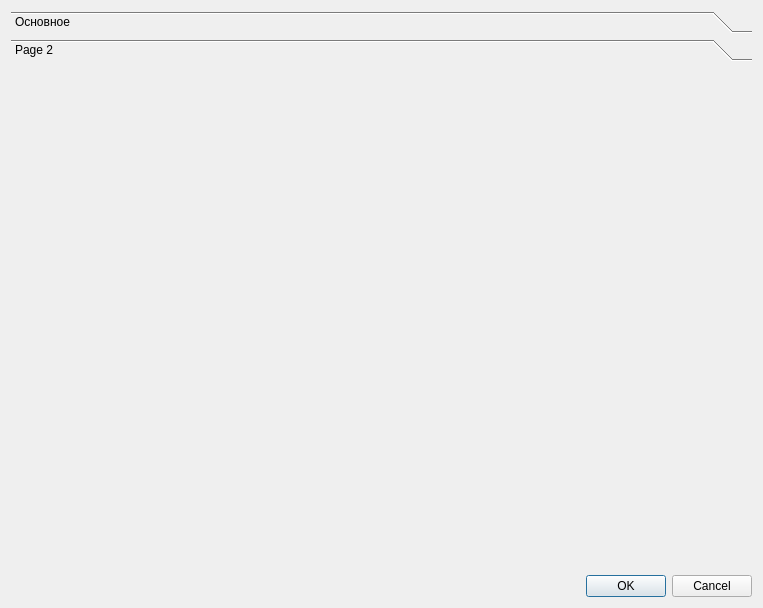
Before: the Qt Designer form ui/settings.ui in Llerr/FontCreator, drawn with Qt 5.
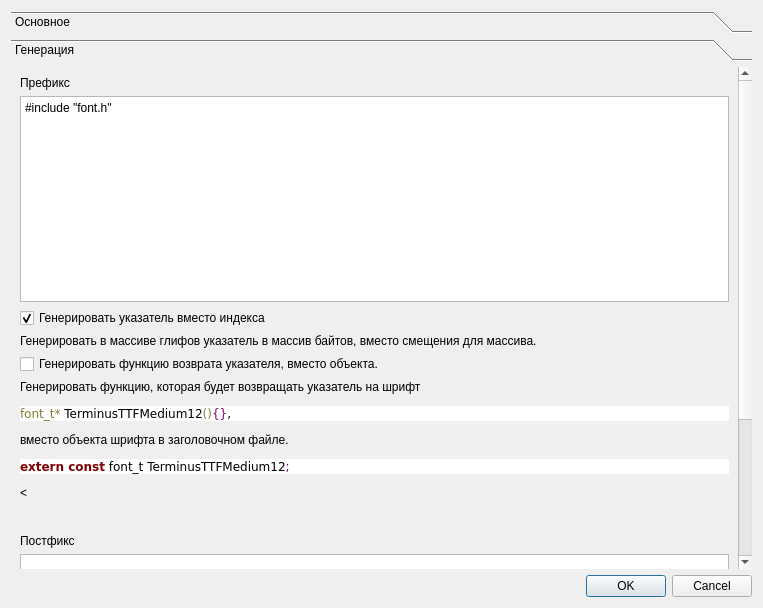
After: the same form once the commit is applied. The open tabs and pages were chosen to show the change. Icons and pictures are not drawn.

Commit message: Добавление настроек в Settings

```diff
--- a/ui/settings.ui
+++ b/ui/settings.ui
@@ -117,14 +117,95 @@
       <property name="geometry">
        <rect>
         <x>0</x>
-        <y>0</y>
-        <width>745</width>
-        <height>497</height>
+        <y>-213</y>
+        <width>731</width>
+        <height>710</height>
        </rect>
       </property>
+      <property name="sizePolicy">
+       <sizepolicy hsizetype="Preferred" vsizetype="MinimumExpanding">
+        <horstretch>0</horstretch>
+        <verstretch>0</verstretch>
+       </sizepolicy>
+      </property>
       <attribute name="label">
-       <string>Page 2</string>
+       <string>Генерация</string>
       </attribute>
+      <layout class="QGridLayout" name="gridLayout_3">
+       <item row="8" column="0">
+        <widget class="QLabel" name="label_7">
+         <property name="text">
+          <string>&lt;html&gt;&lt;head/&gt;&lt;body&gt;&lt;p&gt;Генерировать функцию, которая будет возвращать указатель на шрифт&lt;/p&gt;&lt;pre style=&quot; margin-top:12px; margin-bottom:12px; margin-left:0px; margin-right:0px; -qt-block-indent:0; text-indent:0px; background-color:#ffffff;&quot;&gt;&lt;span style=&quot; font-family:'monospace'; color:#808030;&quot;&gt;font_t*&lt;/span&gt;&lt;span style=&quot; font-family:'monospace'; color:#000000;&quot;&gt; TerminusTTFMedium12&lt;/span&gt;&lt;span style=&quot; font-family:'monospace'; color:#808030;&quot;&gt;()&lt;/span&gt;&lt;span style=&quot; font-family:'monospace'; color:#800080;&quot;&gt;{}&lt;/span&gt;&lt;span style=&quot; font-family:'monospace'; color:#000000;&quot;&gt;,&lt;/span&gt;&lt;/pre&gt;&lt;p&gt;вместо объекта шрифта в заголовочном файле.&lt;/p&gt;&lt;pre style=&quot; margin-top:12px; margin-bottom:12px; margin-left:0px; margin-right:0px; -qt-block-indent:0; text-indent:0px; background-color:#ffffff;&quot;&gt;&lt;span style=&quot; font-family:'monospace'; font-weight:600; color:#800000;&quot;&gt;extern const&lt;/span&gt;&lt;span style=&quot; font-family:'monospace'; color:#000000;&quot;&gt; font_t TerminusTTFMedium12&lt;/span&gt;&lt;span style=&quot; font-family:'monospace'; color:#800080;&quot;&gt;;&lt;/span&gt;&lt;/pre&gt;&lt;&lt;br/&gt;&lt;p/&gt;&lt;/body&gt;&lt;/html&gt;</string>
+         </property>
+         <property name="wordWrap">
+          <bool>true</bool>
+         </property>
+        </widget>
+       </item>
+       <item row="2" column="0">
+        <widget class="QCheckBox" name="chkPointer">
+         <property name="text">
+          <string>Генерировать указатель вместо индекса</string>
+         </property>
+         <property name="checkable">
+          <bool>true</bool>
+         </property>
+         <property name="checked">
+          <bool>true</bool>
+         </property>
+        </widget>
+       </item>
+       <item row="7" column="0">
+        <widget class="QCheckBox" name="chkGenFunc">
+         <property name="toolTip">
+          <string>&lt;html&gt;&lt;head/&gt;&lt;body&gt;&lt;p&gt;Генерировать функцию, которая будет возвращать указатель на шрифт&lt;/p&gt;&lt;pre style=&quot; margin-top:12px; margin-bottom:12px; margin-left:0px; margin-right:0px; -qt-block-indent:0; text-indent:0px; &quot;&gt;&lt;span style=&quot; font-family:'monospace'; color:#808030;&quot;&gt;font_t*&lt;/span&gt;&lt;span style=&quot; font-family:'monospace'; color:#000000;&quot;&gt; TerminusTTFMedium12&lt;/span&gt;&lt;span style=&quot; font-family:'monospace'; color:#808030;&quot;&gt;()&lt;/span&gt;&lt;span style=&quot; font-family:'monospace'; color:#800080;&quot;&gt;{}&lt;/span&gt;&lt;span style=&quot; font-family:'monospace'; color:#000000;&quot;&gt;&lt;/span&gt;&lt;/pre&gt;&lt;p&gt;вместо объекта шрифта в заголовочном файле.&lt;/p&gt;&lt;pre style=&quot; margin-top:12px; margin-bottom:12px; margin-left:0px; margin-right:0px; -qt-block-indent:0; text-indent:0px;&quot;&gt;&lt;span style=&quot; font-family:'monospace'; font-weight:600; color:#800000;&quot;&gt;extern const&lt;/span&gt;&lt;span style=&quot; font-family:'monospace'; color:#000000;&quot;&gt; font_t TerminusTTFMedium12&lt;/span&gt;&lt;span style=&quot; font-family:'monospace'; color:#800080;&quot;&gt;;&lt;/span&gt;&lt;/pre&gt;&lt;&lt;br/&gt;&lt;p/&gt;&lt;/body&gt;&lt;/html&gt;</string>
+         </property>
+         <property name="text">
+          <string>Генерировать функцию возврата указателя, вместо объекта.</string>
+         </property>
+         <property name="checkable">
+          <bool>true</bool>
+         </property>
+         <property name="checked">
+          <bool>false</bool>
+         </property>
+        </widget>
+       </item>
+       <item row="6" column="0">
+        <widget class="QLabel" name="label_6">
+         <property name="text">
+          <string>&lt;html&gt;&lt;head/&gt;&lt;body&gt;&lt;p&gt;Генерировать в массиве глифов указатель в массив байтов, вместо смещения для массива. &lt;/p&gt;&lt;/body&gt;&lt;/html&gt;</string>
+         </property>
+         <property name="wordWrap">
+          <bool>true</bool>
+         </property>
+        </widget>
+       </item>
+       <item row="1" column="0">
+        <widget class="QPlainTextEdit" name="edtPrefix">
+         <property name="plainText">
+          <string>#include &quot;font.h&quot;</string>
+         </property>
+        </widget>
+       </item>
+       <item row="0" column="0">
+        <widget class="QLabel" name="label_4">
+         <property name="text">
+          <string>Префикс</string>
+         </property>
+        </widget>
+       </item>
+       <item row="11" column="0">
+        <widget class="QPlainTextEdit" name="edtPostfix"/>
+       </item>
+       <item row="9" column="0">
+        <widget class="QLabel" name="label_5">
+         <property name="text">
+          <string>Постфикс</string>
+         </property>
+        </widget>
+       </item>
+      </layout>
      </widget>
     </widget>
    </item>
```
Left out of the diff: 26 changed lines with no effect on the pictures. The commit also changes 4 other files.
